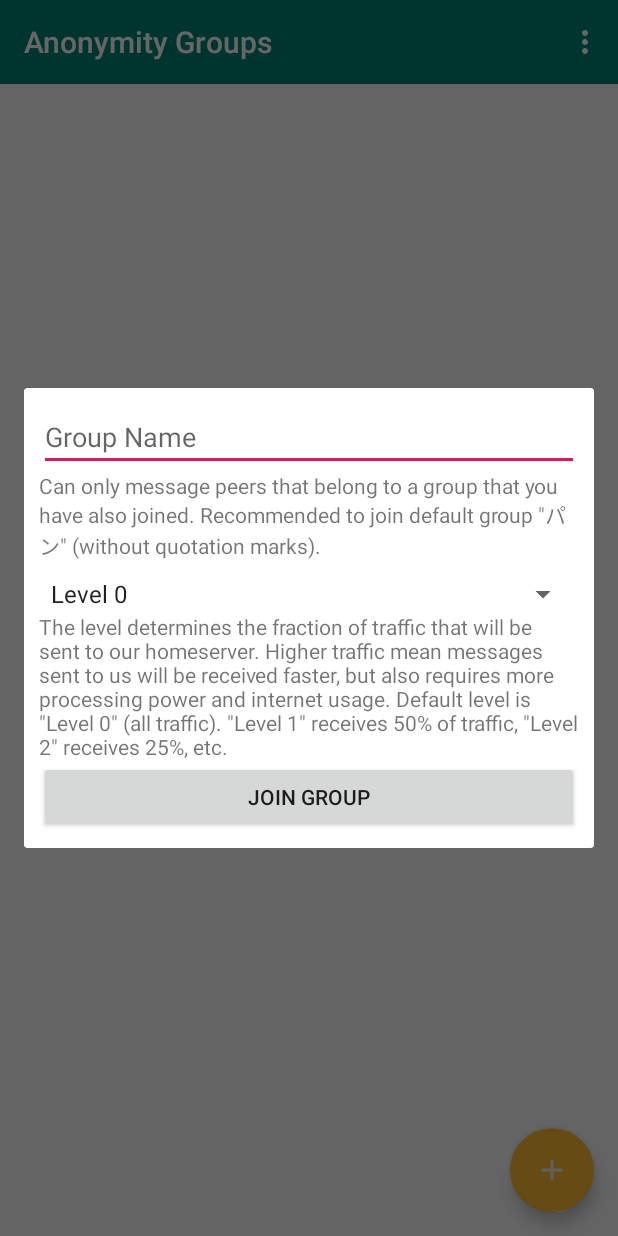
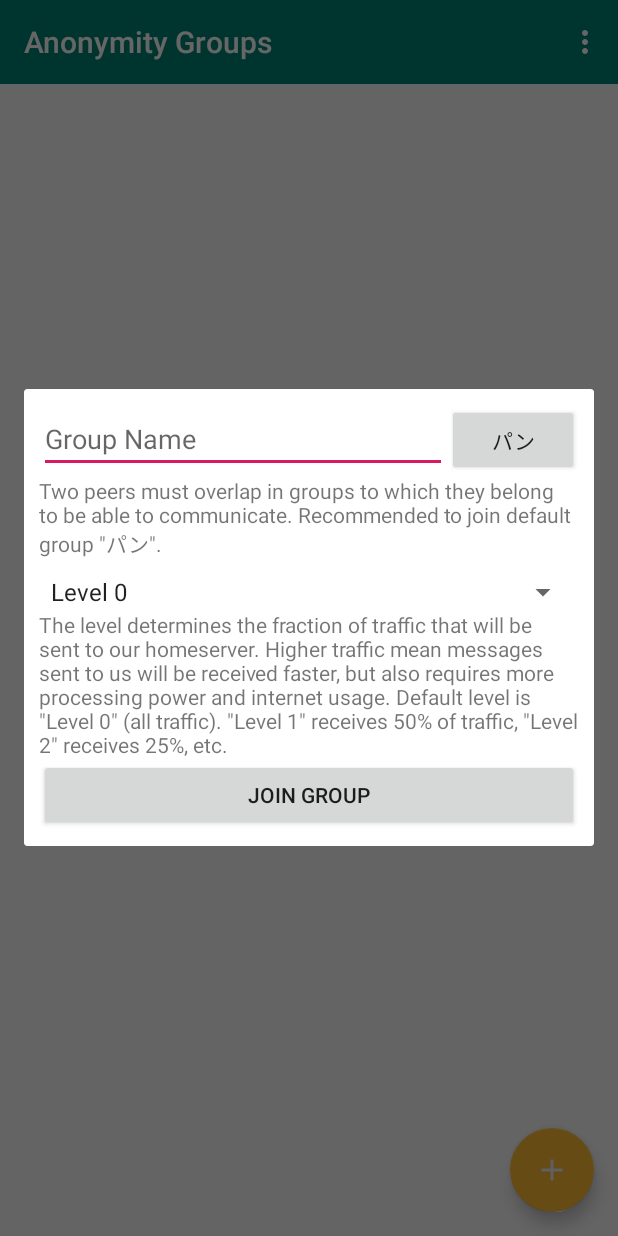
Before and after one commit to cleancoindev/distort-android-client, an Android app: the GroupsActivity screen opened directly, with no data from a screen before it, after a tap on an icon or button, on a phone screen of 412 x 824 dp. Run offline under Robolectric (Android 15) with nearby library versions, the phone set to English and light mode, and no system bars.

Commit message:
Ability to set default group with a button. Expands on issue #3

```diff
--- a/app/src/main/java/com/unix4all/rypi/distort/NewGroupFragment.java
+++ b/app/src/main/java/com/unix4all/rypi/distort/NewGroupFragment.java
@@ -30,6 +30,7 @@ public class NewGroupFragment extends DialogFragment {
     private EditText mGroupName;
     private Spinner mGroupLevel;
     private Button mJoinGroup;
+    private Button mDefaultGroup;
 
 
     /**
@@ -69,6 +70,9 @@ public class NewGroupFragment extends DialogFragment {
         mGroupName = (EditText) view.findViewById(R.id.newGroupName);
         mGroupLevel = (Spinner) view.findViewById(R.id.newGroupLevel);
         mJoinGroup = (Button) view.findViewById(R.id.joinGroupButton);
+        mDefaultGroup = (Button) view.findViewById(R.id.defaultGroupButton);
+        mDefaultGroup.setText(R.string.text_default_group_name);
+
 
         // Set dialog title
         getDialog().setTitle(R.string.title_create_new_conversation);
@@ -81,6 +85,14 @@ public class NewGroupFragment extends DialogFragment {
             @Override
             public void onClick(View view) {
                 finishDialog();
+            }
+        });
+
+        // Set group name to default
+        mDefaultGroup.setOnClickListener(new View.OnClickListener() {
+            @Override
+            public void onClick(View view) {
+                mGroupName.setText(R.string.text_default_group_name);
             }
         });
     }
--- a/app/src/main/res/layout/fragment_new_group.xml
+++ b/app/src/main/res/layout/fragment_new_group.xml
@@ -8,16 +8,29 @@
     android:orientation="vertical"
     android:padding="10dp">
 
-    <!-- TODO: Update blank fragment layout -->
+    <LinearLayout
+        android:id="@+id/nameAndDefaultLayout"
+        android:layout_width="match_parent"
+        android:layout_height="wrap_content"
+        android:orientation="horizontal">
 
         <EditText
             android:id="@+id/newGroupName"
-        android:layout_width="match_parent"
+            android:layout_width="wrap_content"
             android:layout_height="wrap_content"
+            android:layout_weight="2"
             android:ems="10"
             android:hint="@string/prompt_group_name"
             android:importantForAutofill="no"
             android:inputType="text" />
+
+        <Button
+            android:id="@+id/defaultGroupButton"
+            android:layout_width="0dp"
+            android:layout_height="wrap_content"
+            android:layout_weight="3"
+            android:text="@string/text_default_group_name" />
+    </LinearLayout>
 
     <TextView
         android:id="@+id/newGroupNameHelper"
--- a/app/src/main/res/values/strings.xml
+++ b/app/src/main/res/values/strings.xml
@@ -27,7 +27,7 @@
     <string name="messages_unread">Unread</string>
     <string name="account_credentials_preferences_key">com.unix4all.rypi.distort.ACCOUNT_CREDENTIALS_PREFERENCES</string>
     <string name="prompt_group_name">Group Name</string>
-    <string name="text_join_new_group">Can only message peers that belong to a group that you have also joined. Recommended to join default group \"パン\" (without quotation marks).</string>
+    <string name="text_join_new_group">Two peers must overlap in groups to which they belong to be able to communicate. Recommended to join default group \"パン\".</string>
     <string name="prompt_group_subgroup_level">(Optional subgroup level)</string>
     <string name="text_join_new_group_level">The level determines the fraction of traffic that will be sent to our homeserver. Higher traffic mean messages sent to us will be received faster, but also requires more processing power and internet usage. Default level is \"Level 0\" (all traffic). \"Level 1\" receives 50% of traffic, \"Level 2\" receives 25%, etc.</string>
     <string name="new_group_join_button">Join Group</string>
@@ -130,4 +130,5 @@
     <string name="title_remove_peer">Are you sure you want to remove peer?</string>
     <string name="description_remove_peer">You may still receive messages from this peer while they are not added, but they will not be displayed until the peer is added again.</string>
     <string name="account_preferences_key">com.unix4all.rypi.distort.ACCOUNT_PREFERENCES</string>
+    <string name="text_default_group_name">パン</string>
 </resources>
```
Lines whose indentation alone changed are shown as unchanged.
